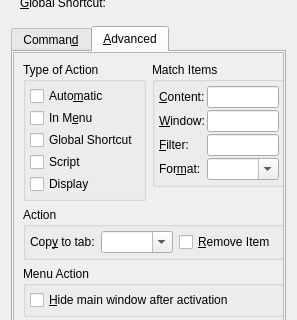
hluk/CopyQ, file src/ui/commandwidget.ui: the form before one commit; both pictures show x 0 to 297 and y 96 to 416 of the 297 by 770 pixel window.
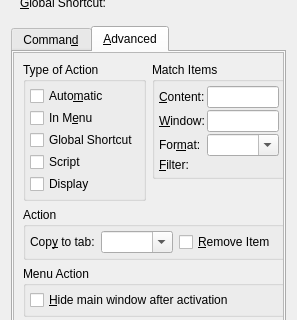
The form after the commit. The open tabs and pages were chosen to show the change. Custom widgets are drawn as their Qt base class.

Diff of the .ui file:
```diff
--- a/src/ui/commandwidget.ui
+++ b/src/ui/commandwidget.ui
@@ -198,7 +198,7 @@
             <x>0</x>
             <y>0</y>
             <width>277</width>
-            <height>556</height>
+            <height>564</height>
            </rect>
           </property>
           <layout class="QVBoxLayout" name="verticalLayout_6">
@@ -346,6 +346,27 @@
                  </widget>
                 </item>
                 <item row="2" column="0">
+                 <widget class="QLabel" name="label_7">
+                  <property name="text">
+                   <string>For&amp;mat:</string>
+                  </property>
+                  <property name="buddy">
+                   <cstring>comboBoxInputFormat</cstring>
+                  </property>
+                 </widget>
+                </item>
+                <item row="2" column="1">
+                 <widget class="QComboBox" name="comboBoxInputFormat">
+                  <property name="toolTip">
+                   <string>Data of this MIME type will be sent to standard input of command.
+Leave empty to disable this.</string>
+                  </property>
+                  <property name="editable">
+                   <bool>true</bool>
+                  </property>
+                 </widget>
+                </item>
+                <item row="3" column="0">
                  <widget class="QLabel" name="label_9">
                   <property name="text">
                    <string>&amp;Filter:</string>
@@ -355,8 +376,17 @@
                   </property>
                  </widget>
                 </item>
-                <item row="2" column="1">
-                 <widget class="QLineEdit" name="lineEditMatchCmd">
+                <item row="3" column="1">
+                 <widget class="CommandEdit" name="lineEditMatchCmd" native="true">
+                  <property name="sizePolicy">
+                   <sizepolicy hsizetype="Preferred" vsizetype="Preferred">
+                    <horstretch>0</horstretch>
+                    <verstretch>1</verstretch>
+                   </sizepolicy>
+                  </property>
+                  <property name="focusPolicy">
+                   <enum>Qt::WheelFocus</enum>
+                  </property>
                   <property name="toolTip">
                    <string>&lt;p&gt;Use commands only if filter command succeeds.&lt;/p&gt;
 
@@ -368,27 +398,6 @@
                   </property>
                  </widget>
                 </item>
-                <item row="3" column="0">
-                 <widget class="QLabel" name="label_7">
-                  <property name="text">
-                   <string>For&amp;mat:</string>
-                  </property>
-                  <property name="buddy">
-                   <cstring>comboBoxInputFormat</cstring>
-                  </property>
-                 </widget>
-                </item>
-                <item row="3" column="1">
-                 <widget class="QComboBox" name="comboBoxInputFormat">
-                  <property name="toolTip">
-                   <string>Data of this MIME type will be sent to standard input of command.
-Leave empty to disable this.</string>
-                  </property>
-                  <property name="editable">
-                   <bool>true</bool>
-                  </property>
-                 </widget>
-                </item>
                </layout>
               </widget>
              </item>
```
Left out of the diff: 2 changed lines with no effect on the pictures.
